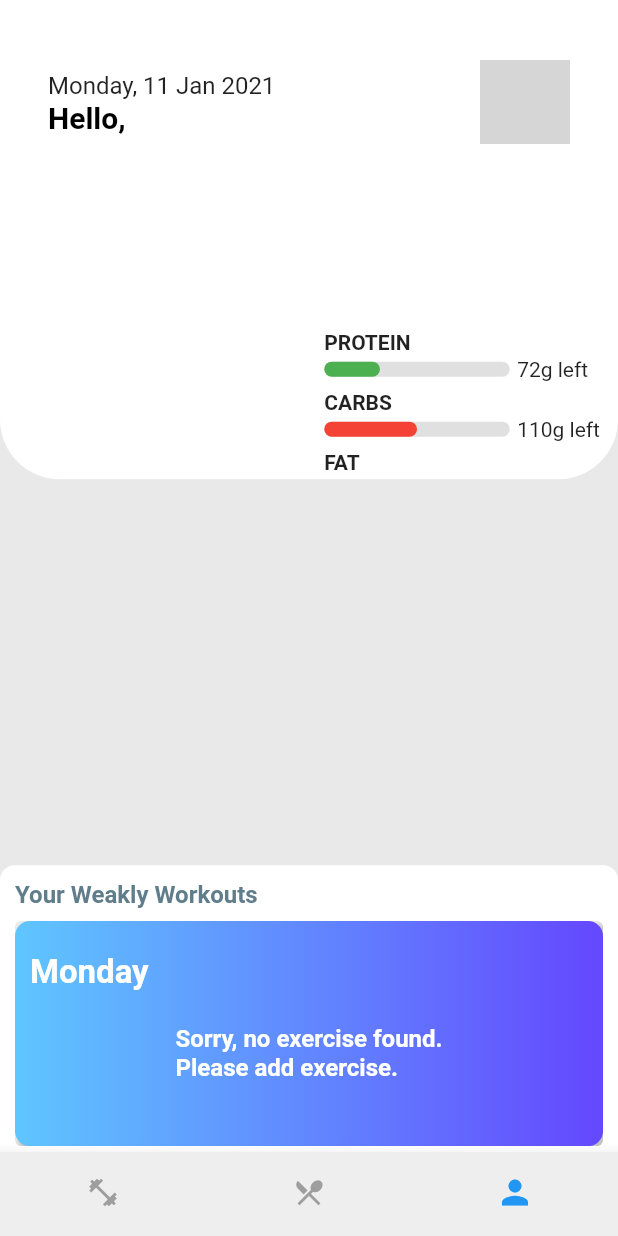
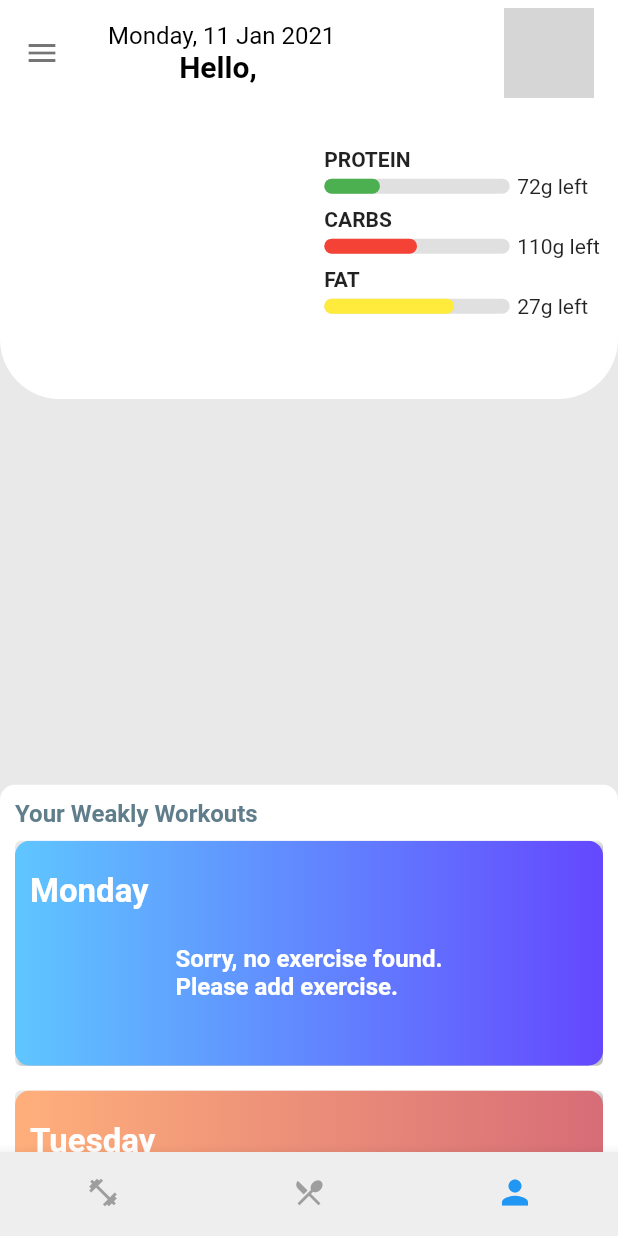
Before and after one commit to mustafasmnc/gymandfood, a Flutter app: the App screen opened directly, on a phone screen of 412 x 824 dp. Run offline on Flutter 3.47's test engine with Material 2 defaults, Android fonts, the phone set to English and light mode, and no system bars; our stand-ins replace cloud_firestore, firebase_auth, firebase_core, flutter_speed_dial, readmore, shared_preferences; accounts and stored records are empty; network calls fail; statements that could not run were skipped; grey boxes are pictures that could not be loaded.

Commit message:
profile screen scaffold drawer

```diff
--- a/lib/main.dart
+++ b/lib/main.dart
@@ -27,6 +27,7 @@ class _MyAppState extends State<MyApp> {
   checkUserLoggedInStatus() async {
     HelperFunctions.getUserLoggedInDetails().then((value){
       setState(() {
+        print("vall: $value");
         _isUserLoggedIn=value;
       });
     });
@@ -44,6 +45,6 @@ class _MyAppState extends State<MyApp> {
           primarySwatch: Colors.blue,
           visualDensity: VisualDensity.adaptivePlatformDensity,
         ),
-        home: (_isUserLoggedIn ?? false) ? App() : SignIn(),);
+        home: _isUserLoggedIn == true ? App(loggedIn:_isUserLoggedIn) : SignIn(),);
   }
 }
--- a/lib/ui/pages/app.dart
+++ b/lib/ui/pages/app.dart
@@ -6,14 +6,15 @@ import 'package:gymandfood/ui/pages/food_category.dart';
 import 'package:gymandfood/ui/pages/profile_screen.dart';
 
 class App extends StatefulWidget {
-  String userId;
-  App({this.userId});
+  bool loggedIn;
+  App({this.loggedIn});
   @override
-  State<StatefulWidget> createState() => AppState(this.userId);
+  State<StatefulWidget> createState() => AppState(this.loggedIn);
 }
 
 class AppState extends State<App> {
   static int currentTab = 2;
+
   final List<TabItem> tabs = [
     TabItem(
       tabName: "Workout",
@@ -31,7 +32,7 @@ class AppState extends State<App> {
       page: ProfileScreen(),
     ),
   ];
-  AppState(String userId) {
+  AppState(bool userId) {
     tabs.asMap().forEach((index, details) {
       details.setIndex(index);
     });
@@ -46,14 +47,13 @@ class AppState extends State<App> {
 
   @override
   Widget build(BuildContext context) {
-    //print(currentTab);
     return WillPopScope(
       onWillPop: () async {
         final isFirstRouteInCurrentTab =
             !await tabs[currentTab].key.currentState.maybePop();
         if (isFirstRouteInCurrentTab) {
           if (currentTab != 0) {
-            _selectTab(0);
+            //_selectTab(0);
             return false;
           }
         }
@@ -65,7 +65,7 @@ class AppState extends State<App> {
           children: tabs.map((e) => e.page).toList(),
         ),
         bottomNavigationBar:
-            ModalRoute.of(context).settings.name == "FoodDetailScreen"
+            widget.loggedIn == false
                 ? null
                 : BottomNavigation(
                     onSelectTab: _selectTab,
--- a/lib/ui/pages/profile_screen.dart
+++ b/lib/ui/pages/profile_screen.dart
@@ -1,8 +1,10 @@
 import 'package:cloud_firestore/cloud_firestore.dart';
 import 'package:flutter/material.dart';
 import 'package:gymandfood/helper/functions.dart';
+import 'package:gymandfood/main.dart';
 import 'package:gymandfood/model/user.dart';
 import 'package:gymandfood/services/database.dart';
+import 'package:gymandfood/ui/pages/signin.dart';
 import 'package:gymandfood/widgets/calorie_progress.dart';
 import 'package:gymandfood/widgets/favorite_food.dart';
 import 'package:gymandfood/widgets/widgets.dart';
@@ -10,7 +12,6 @@ import 'package:intl/intl.dart';
 
 String userId;
 int userDailyCalorie;
-DocumentSnapshot snapshot;
 
 DatabaseService databaseService = DatabaseService();
 
@@ -54,7 +55,7 @@ class _ProfileScreenState extends State<ProfileScreen> {
                 borderRadius: BorderRadius.all(Radius.circular(16.0))),
             contentPadding: EdgeInsets.only(top: 10.0, bottom: 10.0),
             content: Container(
-              height: MediaQuery.of(context).size.height * 0.6,
+              //height: MediaQuery.of(context).size.height * 0.6,
               child: SingleChildScrollView(
                 child: Column(
                   mainAxisAlignment: MainAxisAlignment.start,
@@ -166,36 +167,30 @@ class _ProfileScreenState extends State<ProfileScreen> {
     var now = DateTime.now();
     var formattedDate = DateFormat('EEEE, d MMM y').format(now);
     return Scaffold(
-        backgroundColor: const Color(0xFFE9E9E9),
-        body: SingleChildScrollView(
-          scrollDirection: Axis.vertical,
-          child: Column(
+      appBar: AppBar(
+        backgroundColor: Colors.white,
+        toolbarHeight: 70,
+        elevation: 0.0,
+        brightness: Brightness.light,
+        iconTheme: IconThemeData(color: Colors.black54),
+        //centerTitle: true,
+        title: Row(
+          mainAxisAlignment: MainAxisAlignment.spaceBetween,
           children: [
-              Container(
-                padding: EdgeInsets.only(bottom: 10),
-                height: height * 0.4,
-                child: ClipRRect(
-                  borderRadius: const BorderRadius.vertical(
-                    bottom: const Radius.circular(40),
-                  ),
-                  child: Container(
-                    color: Colors.white,
-                    padding: EdgeInsets.only(
-                        top: 32, left: 16, right: 16, bottom: 8),
-                    child: Column(
-                      crossAxisAlignment: CrossAxisAlignment.start,
+            Column(
+              mainAxisAlignment: MainAxisAlignment.start,
               children: [
-                        ListTile(
-                          title: Text(
+                Text(
                   formattedDate,
                   style: TextStyle(
-                                fontSize: 16, fontWeight: FontWeight.w400),
+                      fontSize: 16,
+                      fontWeight: FontWeight.w400,
+                      color: Colors.black),
                 ),
-                          subtitle: StreamBuilder(
+                StreamBuilder(
                   stream: databaseService.getUserName(userId),
                   builder: (context, snapshot) {
-                              if (snapshot.connectionState ==
-                                  ConnectionState.waiting) {
+                    if (snapshot.connectionState == ConnectionState.waiting) {
                       return Text("");
                     } else {
                       return Text(
@@ -207,13 +202,66 @@ class _ProfileScreenState extends State<ProfileScreen> {
                       );
                     }
                   },
+                )
+              ],
             ),
-                          trailing: CircleAvatar(
+            CircleAvatar(
               radius: 30.0,
               backgroundImage: NetworkImage(user.userPhoto),
               backgroundColor: Colors.transparent,
+            )
+          ],
         ),
+        actions: [],
       ),
+      backgroundColor: const Color(0xFFE9E9E9),
+      body: SingleChildScrollView(
+        scrollDirection: Axis.vertical,
+        child: Column(
+          children: [
+            Container(
+              padding: EdgeInsets.only(bottom: 10),
+              height: height * 0.25,
+              child: ClipRRect(
+                borderRadius: const BorderRadius.vertical(
+                  bottom: const Radius.circular(40),
+                ),
+                child: Container(
+                  color: Colors.white,
+                  padding:
+                      EdgeInsets.only(top: 8, left: 16, right: 16, bottom: 8),
+                  child: Column(
+                    crossAxisAlignment: CrossAxisAlignment.start,
+                    children: [
+                      // ListTile(
+                      //   title: Text(
+                      //     formattedDate,
+                      //     style: TextStyle(
+                      //         fontSize: 16, fontWeight: FontWeight.w400),
+                      //   ),
+                      //   subtitle: StreamBuilder(
+                      //     stream: databaseService.getUserName(userId),
+                      //     builder: (context, snapshot) {
+                      //       if (snapshot.connectionState ==
+                      //           ConnectionState.waiting) {
+                      //         return Text("");
+                      //       } else {
+                      //         return Text(
+                      //           "Hello, " + snapshot.data['userName'],
+                      //           style: TextStyle(
+                      //               color: Colors.black,
+                      //               fontSize: 20,
+                      //               fontWeight: FontWeight.w600),
+                      //         );
+                      //       }
+                      //     },
+                      //   ),
+                      //   trailing: CircleAvatar(
+                      //     radius: 30.0,
+                      //     backgroundImage: NetworkImage(user.userPhoto),
+                      //     backgroundColor: Colors.transparent,
+                      //   ),
+                      // ),
                       Padding(
                         padding: const EdgeInsets.only(left: 10),
                         child: Row(
@@ -231,8 +279,7 @@ class _ProfileScreenState extends State<ProfileScreen> {
                             ),
                             SizedBox(width: 20),
                             Column(
-                                mainAxisAlignment:
-                                    MainAxisAlignment.spaceBetween,
+                              mainAxisAlignment: MainAxisAlignment.spaceBetween,
                               mainAxisSize: MainAxisSize.max,
                               crossAxisAlignment: CrossAxisAlignment.start,
                               children: [
@@ -314,6 +361,78 @@ class _ProfileScreenState extends State<ProfileScreen> {
             ),
           ],
         ),
+      ),
+      drawer: Drawer(
+        child: ListView(
+          padding: EdgeInsets.zero,
+          children: [
+            drawerHeader(),
+            // ListTile(
+            //   title: Row(
+            //     children: [
+            //       Icon(
+            //         Icons.person,
+            //         size: 30,
+            //       ),
+            //       Padding(
+            //           padding: EdgeInsets.only(left: 8.0),
+            //           child: Text(
+            //             "Profile",
+            //             style: TextStyle(fontSize: 20),
+            //           ))
+            //     ],
+            //   ),
+            //   onTap: () {
+            //     Navigator.pop(context);
+            //   },
+            // ),
+            ListTile(
+              title: Row(
+                children: [
+                  Icon(
+                    Icons.logout,
+                    size: 30,
+                  ),
+                  Padding(
+                      padding: EdgeInsets.only(left: 8.0),
+                      child: Text(
+                        "Log Out",
+                        style: TextStyle(fontSize: 20),
+                      ))
+                ],
+              ),
+              onTap: () {
+                HelperFunctions.saveUserLoggedInDetails(isLoggedIn: false, userId: null);
+                Navigator.pushReplacement(context, MaterialPageRoute(builder: (context) => MyApp()));
+              },
+            ),
+          ],
+        ),
+      ),
+    );
+  }
+
+  Widget drawerHeader() {
+    return DrawerHeader(
+        margin: EdgeInsets.zero,
+        padding: EdgeInsets.zero,
+        decoration: BoxDecoration(
+            image: DecorationImage(
+                fit: BoxFit.fill,
+                image: AssetImage('assets/drawer_header_background.png'))),
+        child: Stack(
+          children: [
+            // Positioned(
+            //     bottom: 12,
+            //     left: 20,
+            //     child: Text(
+            //       "userName",
+            //       style: TextStyle(
+            //           color: Colors.white,
+            //           fontSize: 22,
+            //           fontWeight: FontWeight.w500),
+            //     ))
+          ],
         ));
   }
 }
--- a/lib/ui/pages/signin.dart
+++ b/lib/ui/pages/signin.dart
@@ -24,7 +24,7 @@ class _SignInState extends State<SignIn> {
           HelperFunctions.saveUserLoggedInDetails(isLoggedIn: true, userId: value);
           print("User Id: "+value);
           Navigator.pushReplacement(
-              context, MaterialPageRoute(builder: (context) => App(userId: value,)));
+              context, MaterialPageRoute(builder: (context) => App()));
         } else {
           _scaffoldKey.currentState.showSnackBar(
             SnackBar(
--- a/lib/ui/pages/signup.dart
+++ b/lib/ui/pages/signup.dart
@@ -30,7 +30,7 @@ class _SignUpState extends State<SignUp> {
               context,
               MaterialPageRoute(
                   builder: (context) => App(
-                        userId: value,
+
                       )));
         } else {
           _scaffoldKey.currentState.showSnackBar(
```
Also changed, not shown: assets/drawer_header_background.png (added). Lines whose indentation alone changed are shown as unchanged.
